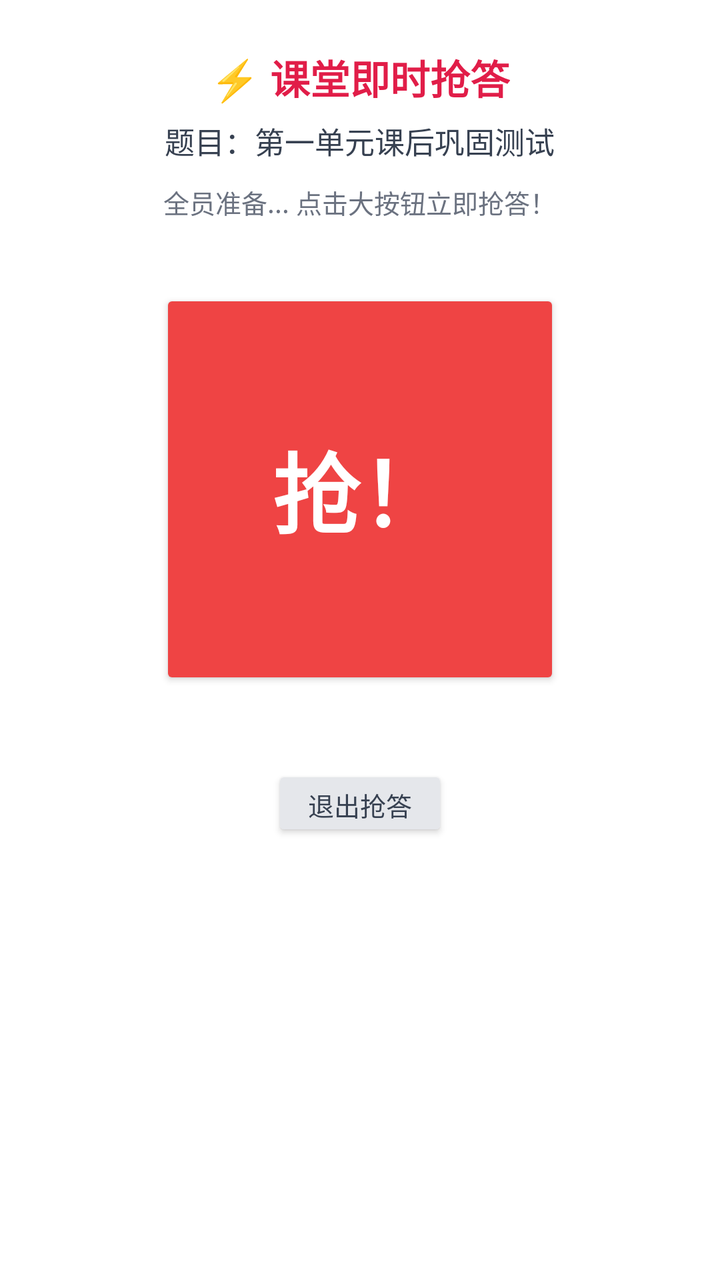
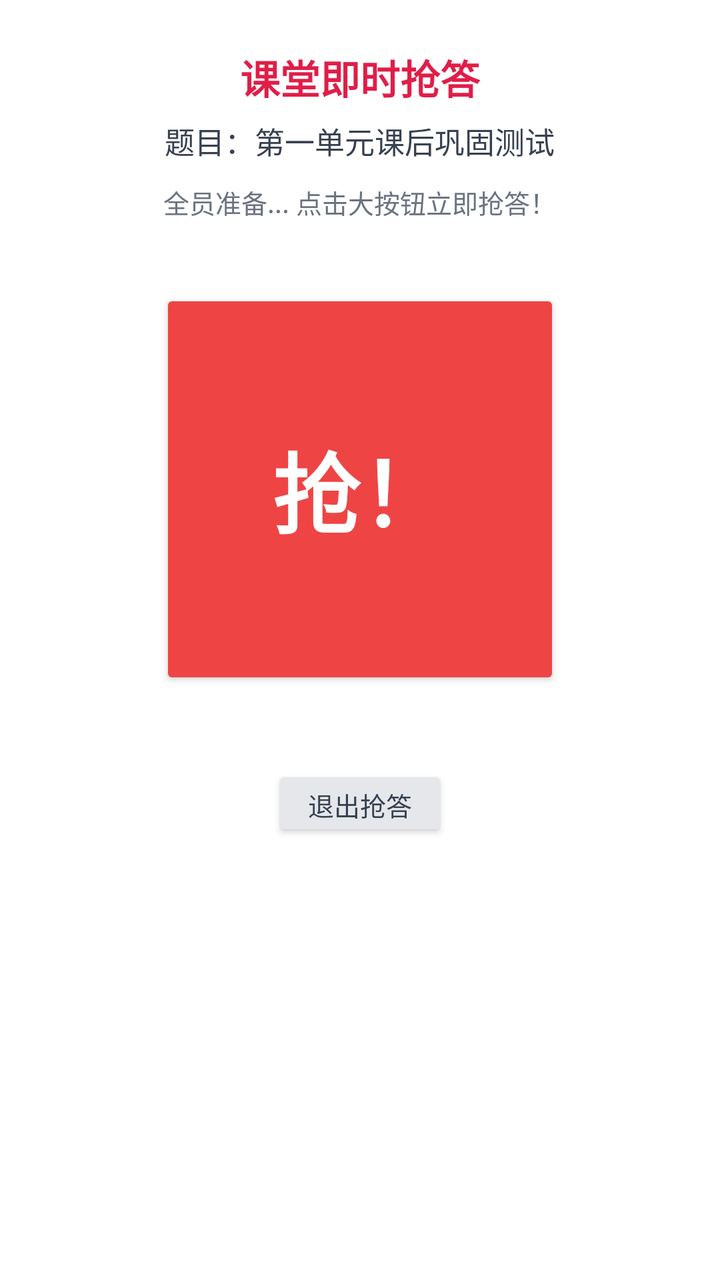

Two renders of the same Android screen: before a commit and after it. Below are the layout's source before the change and the commit's diff.
<!-- AndroidManifest.xml: application theme Theme.CampusChat -->
<!-- res/layout/dialog_buzzer.xml -->
<?xml version="1.0" encoding="utf-8"?>
<LinearLayout
    xmlns:android="http://schemas.android.com/apk/res/android"
    android:layout_width="match_parent"
    android:layout_height="wrap_content"
    android:orientation="vertical"
    android:background="#FFFFFF"
    android:padding="24dp"
    android:gravity="center_horizontal">

    
    <TextView
        android:id="@+id/tvBuzzerHeader"
        android:layout_width="wrap_content"
        android:layout_height="wrap_content"
        android:text="⚡ 课堂即时抢答"
        android:textColor="#E11D48"
        android:textSize="20sp"
        android:textStyle="bold" />

    <TextView
        android:id="@+id/tvBuzzerTitle"
        android:layout_width="wrap_content"
        android:layout_height="wrap_content"
        android:layout_marginTop="6dp"
        android:text="题目：第一单元课后巩固测试"
        android:textColor="#374151"
        android:textSize="15sp"
        android:gravity="center" />

    <TextView
        android:id="@+id/tvBuzzerStatus"
        android:layout_width="wrap_content"
        android:layout_height="wrap_content"
        android:layout_marginTop="10dp"
        android:text="全员准备... 点击大按钮立即抢答！"
        android:textColor="#6B7280"
        android:textSize="13sp" />

    
    <FrameLayout
        android:layout_width="220dp"
        android:layout_height="220dp"
        android:layout_marginTop="24dp"
        android:layout_marginBottom="20dp">

        <Button
            android:id="@+id/btnBuzzAction"
            android:layout_width="200dp"
            android:layout_height="200dp"
            android:layout_gravity="center"
            android:backgroundTint="#EF4444"
            android:text="抢！"
            android:textColor="#FFFFFF"
            android:textSize="44sp"
            android:textStyle="bold"
            android:elevation="12dp" />

        
        <LinearLayout
            android:id="@+id/layoutBuzzResult"
            android:layout_width="200dp"
            android:layout_height="200dp"
            android:layout_gravity="center"
            android:background="#10B981"
            android:orientation="vertical"
            android:gravity="center"
            android:padding="12dp"
            android:elevation="14dp"
            android:visibility="gone">

            <TextView
                android:layout_width="wrap_content"
                android:layout_height="wrap_content"
                android:text="🏆 抢答成功"
                android:textColor="#FFFFFF"
                android:textSize="16sp"
                android:textStyle="bold" />

            <TextView
                android:id="@+id/tvWinnerName"
                android:layout_width="wrap_content"
                android:layout_height="wrap_content"
                android:layout_marginTop="8dp"
                android:text="蔡俊威"
                android:textColor="#FFFFFF"
                android:textSize="22sp"
                android:textStyle="bold" />

            <TextView
                android:id="@+id/tvCostTime"
                android:layout_width="wrap_content"
                android:layout_height="wrap_content"
                android:layout_marginTop="6dp"
                android:text="用时：235 ms"
                android:textColor="#ECFDF5"
                android:textSize="13sp" />
        </LinearLayout>
    </FrameLayout>

    
    <Button
        android:id="@+id/btnDismissBuzzer"
        android:layout_width="wrap_content"
        android:layout_height="38dp"
        android:layout_marginTop="8dp"
        android:backgroundTint="#E5E7EB"
        android:text="退出抢答"
        android:textColor="#374151"
        android:textSize="13sp" />

</LinearLayout>
<!-- resources referenced by this layout -->
<resources>
  <style name="Theme.CampusChat" parent="Theme.AppCompat.Light.NoActionBar">
          
          <item name="colorPrimary">@color/brand_primary</item>
          <item name="colorPrimaryDark">@color/brand_primary_dark</item>
          <item name="colorAccent">@color/brand_accent</item>
  
          
          <item name="android:windowBackground">@color/app_background</item>
  
          
          <item name="android:statusBarColor">@color/brand_primary_dark</item>
      </style>
  <color name="brand_primary">#1E88E5</color>
  <color name="brand_primary_dark">#1565C0</color>
  <color name="brand_accent">#00ACC1</color>
  <color name="app_background">#F4F6F9</color>
</resources>

<!-- the commit's change to res/layout/dialog_buzzer.xml (unified diff, before → after) -->
@@ -13,7 +13,7 @@
         android:id="@+id/tvBuzzerHeader"
         android:layout_width="wrap_content"
         android:layout_height="wrap_content"
-        android:text="⚡ 课堂即时抢答"
+        android:text="课堂即时抢答"
         android:textColor="#E11D48"
         android:textSize="20sp"
         android:textStyle="bold" />
@@ -72,7 +72,7 @@
             <TextView
                 android:layout_width="wrap_content"
                 android:layout_height="wrap_content"
-                android:text="🏆 抢答成功"
+                android:text="抢答成功"
                 android:textColor="#FFFFFF"
                 android:textSize="16sp"
                 android:textStyle="bold" />
